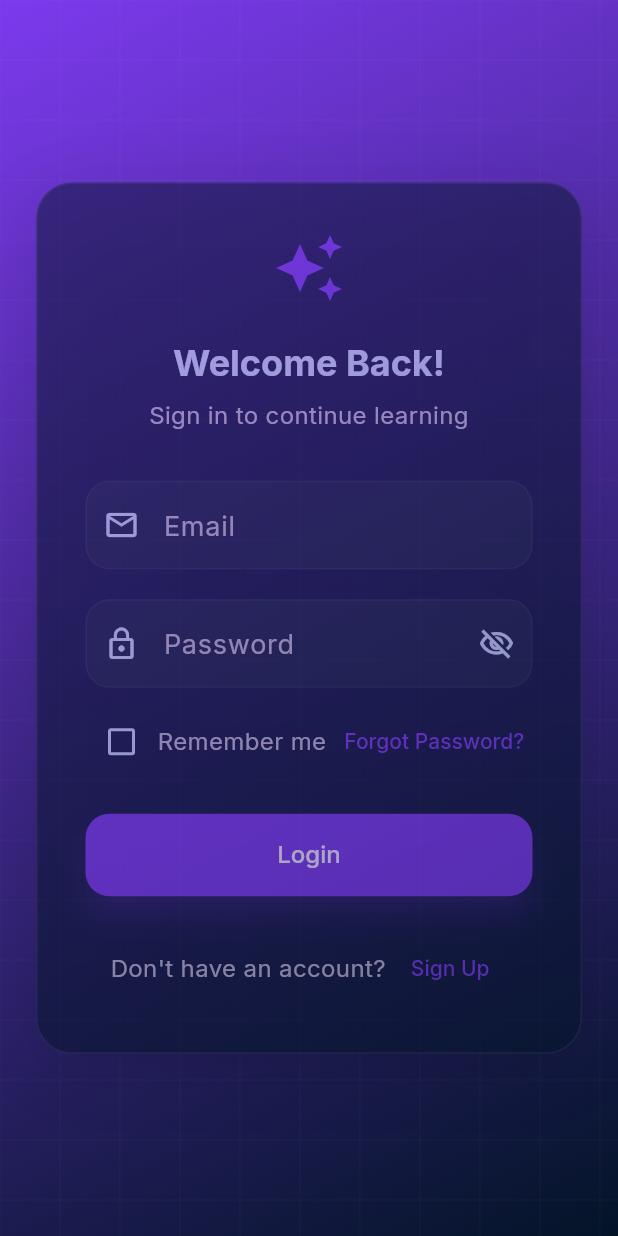
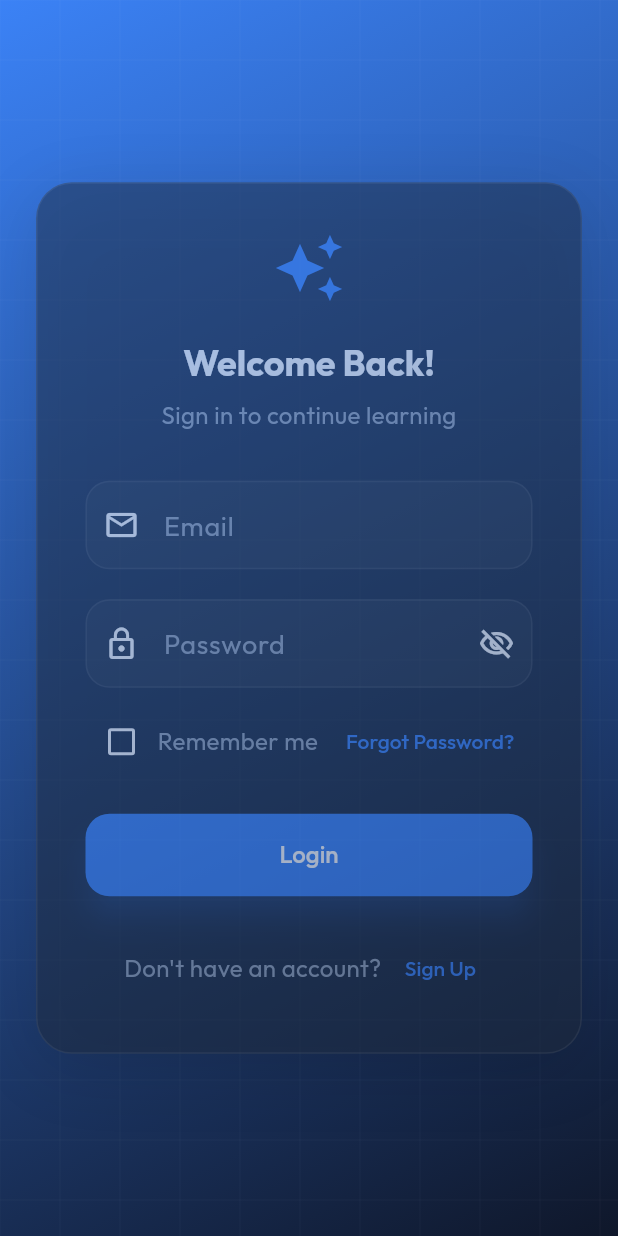
Before and after one commit to noor202401938-netizen/AutoLearn, a Flutter app: the screen it shows after launch, after a tap on "Get Started", after a tap on "Continue", after a tap on "Login", on a phone screen of 412 x 824 dp. Run offline on Flutter 3.47's test engine with Material 3 defaults, Android fonts, the phone set to English and light mode, and no system bars; our stand-ins replace file_picker, fl_chart, flutter_secure_storage, google_fonts, pdf, printing and 2 more; missing offline and left inert: flutter_stripe; network calls fail.

Commit message:
feat: implement app initialization, dynamic theme configuration, and splash screen navigation logic

```diff
--- a/lib/main.dart
+++ b/lib/main.dart
@@ -1,6 +1,7 @@
 // lib/main.dart
 import 'dart:ui';
 import 'package:flutter/material.dart';
+import 'package:google_fonts/google_fonts.dart';
 import 'package:shared_preferences/shared_preferences.dart';
 import 'screens/welcome_screen.dart';
 import 'screens/user_info_screen.dart';
@@ -187,9 +188,9 @@ class _SplashScreenState extends State<SplashScreen> {
             begin: Alignment.topLeft,
             end: Alignment.bottomRight,
             colors: [
-              Color(0xFF4169E1), // Royal Blue
-              Color(0xFF1E3A8A), // Darker Blue
-              Color(0xFF0F172A), // Very Dark Blue
+              Color(0xFF1E293B), // Slate 800
+              Color(0xFF0F172A), // Slate 900
+              Color(0xFF020617), // Slate 950
             ],
           ),
         ),
@@ -214,13 +215,13 @@ class _SplashScreenState extends State<SplashScreen> {
                 child: const Icon(
                   Icons.school_rounded,
                   size: 80,
-                  color: Color(0xFF4169E1),
+                  color: Color(0xFF3B82F6), // Electric Blue
                 ),
               ),
               const SizedBox(height: 30),
               const Text(
                 'AI Tutor',
-                style: TextStyle(
+                style: GoogleFonts.outfit(
                   fontSize: 36,
                   fontWeight: FontWeight.bold,
                   color: Colors.white,
@@ -230,7 +231,7 @@ class _SplashScreenState extends State<SplashScreen> {
               const SizedBox(height: 10),
               Text(
                 'Your Personal Learning Assistant',
-                style: TextStyle(
+                style: GoogleFonts.outfit(
                   fontSize: 16,
                   color: Colors.white.withValues(alpha: 0.9),
                 ),
--- a/lib/theme/app_theme.dart
+++ b/lib/theme/app_theme.dart
@@ -2,30 +2,30 @@ import 'package:flutter/material.dart';
 import 'package:google_fonts/google_fonts.dart';
 
 class AppTheme {
-  // Luminous Professional Color Palette
-  static const Color primary = Color(0xFF1E1B4B); // Deep Indigo
-  static const Color secondary = Color(0xFF7C3AED); // Electric Violet
-  static const Color surface = Color(0xFF031427); // Slate Surface
-  static const Color surfaceBright = Color(0xFF2A3A4F);
-  static const Color surfaceContainerLow = Color(0xFF0B1C30);
-  static const Color surfaceContainer = Color(0xFF102034);
-  static const Color surfaceContainerHigh = Color(0xFF1B2B3F);
+  // Premium Modern Glass Palette (Slate & Electric Blue/Cyan)
+  static const Color primary = Color(0xFF3B82F6); // Electric Blue
+  static const Color secondary = Color(0xFF06B6D4); // Neon Cyan
+  static const Color surface = Color(0xFF1E293B); // Slate 800
+  static const Color surfaceBright = Color(0xFF334155); // Slate 700
+  static const Color surfaceContainerLow = Color(0xFF0F172A); // Slate 900
+  static const Color surfaceContainer = Color(0xFF1E293B);
+  static const Color surfaceContainerHigh = Color(0xFF334155);
 
-  static const Color onSurface = Color(0xFFD3E4FE);
-  static const Color onSurfaceVariant = Color(0xFFC8C5D0);
-  static const Color onPrimary = Color(0xFF2D2A5B);
-  static const Color primaryContainer = Color(0xFF1E1B4B);
+  static const Color onSurface = Color(0xFFF8FAFC); // Slate 50
+  static const Color onSurfaceVariant = Color(0xFF94A3B8); // Slate 400
+  static const Color onPrimary = Colors.white;
+  static const Color primaryContainer = Color(0xFF1E3A8A); // Blue 900
 
-  static const Color background = Color(0xFF031427);
-  static const Color onBackground = Color(0xFFD3E4FE);
+  static const Color background = Color(0xFF0F172A); // Slate 900
+  static const Color onBackground = Color(0xFFF8FAFC);
 
-  static const Color error = Color(0xFFFFB4AB);
-  static const Color success = Color(0xFF34D399); // Bright emerald for success
+  static const Color error = Color(0xFFEF4444); // Red 500
+  static const Color success = Color(0xFF10B981); // Emerald 500
 
   // Glassmorphism Card Style
   static BoxDecoration glassDecoration({double radius = 16}) {
     return BoxDecoration(
-      color: surface.withOpacity(0.08),
+      color: Colors.white.withOpacity(0.03),
       borderRadius: BorderRadius.circular(radius),
       border: Border.all(
         color: Colors.white.withOpacity(0.1),
@@ -33,9 +33,9 @@ class AppTheme {
       ),
       boxShadow: [
         BoxShadow(
-          color: Colors.black.withOpacity(0.2),
-          blurRadius: 20,
-          offset: const Offset(0, 10),
+          color: Colors.black.withOpacity(0.3),
+          blurRadius: 24,
+          offset: const Offset(0, 8),
         )
       ],
     );
@@ -46,8 +46,8 @@ class AppTheme {
       useMaterial3: true,
       brightness: Brightness.dark,
       colorScheme: const ColorScheme.dark(
-        primary: secondary,
-        onPrimary: Colors.white,
+        primary: primary,
+        onPrimary: onPrimary,
         secondary: secondary,
         onSecondary: Colors.white,
         surface: surface,
@@ -57,31 +57,31 @@ class AppTheme {
         error: error,
       ),
       scaffoldBackgroundColor: background,
-      textTheme: GoogleFonts.interTextTheme(
+      textTheme: GoogleFonts.outfitTextTheme(
         ThemeData.dark().textTheme,
       ).copyWith(
-        displayLarge: GoogleFonts.inter(
+        displayLarge: GoogleFonts.outfit(
           fontSize: 48,
           fontWeight: FontWeight.w700,
           letterSpacing: -0.02,
           color: onSurface,
         ),
-        headlineMedium: GoogleFonts.inter(
+        headlineMedium: GoogleFonts.outfit(
           fontSize: 24,
           fontWeight: FontWeight.w600,
           color: onSurface,
         ),
-        bodyLarge: GoogleFonts.inter(
+        bodyLarge: GoogleFonts.outfit(
           fontSize: 18,
           fontWeight: FontWeight.w400,
           color: onSurface,
         ),
-        bodyMedium: GoogleFonts.inter(
+        bodyMedium: GoogleFonts.outfit(
           fontSize: 16,
           fontWeight: FontWeight.w400,
           color: onSurfaceVariant,
         ),
-        labelLarge: GoogleFonts.inter(
+        labelLarge: GoogleFonts.outfit(
           fontSize: 14,
           fontWeight: FontWeight.w500,
           letterSpacing: 0.01,
@@ -90,33 +90,33 @@ class AppTheme {
       ),
       elevatedButtonTheme: ElevatedButtonThemeData(
         style: ElevatedButton.styleFrom(
-          backgroundColor: secondary,
+          backgroundColor: primary,
           foregroundColor: Colors.white,
           shape: RoundedRectangleBorder(
             borderRadius: BorderRadius.circular(16),
           ),
           padding: const EdgeInsets.symmetric(vertical: 16, horizontal: 32),
           elevation: 8,
-          shadowColor: secondary.withOpacity(0.5),
+          shadowColor: primary.withOpacity(0.5),
         ),
       ),
       inputDecorationTheme: InputDecorationTheme(
         filled: true,
-        fillColor: surfaceContainerHigh.withOpacity(0.5),
+        fillColor: surfaceContainerHigh.withOpacity(0.4),
         border: OutlineInputBorder(
           borderRadius: BorderRadius.circular(16),
           borderSide: BorderSide.none,
         ),
         enabledBorder: OutlineInputBorder(
           borderRadius: BorderRadius.circular(16),
-          borderSide: BorderSide(color: Colors.white.withOpacity(0.05)),
+          borderSide: BorderSide(color: Colors.white.withOpacity(0.08)),
         ),
         focusedBorder: OutlineInputBorder(
           borderRadius: BorderRadius.circular(16),
           borderSide: const BorderSide(color: secondary, width: 2),
         ),
-        labelStyle: GoogleFonts.inter(color: onSurfaceVariant),
-        floatingLabelStyle: GoogleFonts.inter(color: secondary, fontWeight: FontWeight.w600),
+        labelStyle: GoogleFonts.outfit(color: onSurfaceVariant),
+        floatingLabelStyle: GoogleFonts.outfit(color: secondary, fontWeight: FontWeight.w600),
         contentPadding: const EdgeInsets.symmetric(horizontal: 20, vertical: 16),
       ),
       cardTheme: CardThemeData(
@@ -124,7 +124,7 @@ class AppTheme {
         elevation: 0,
         shape: RoundedRectangleBorder(
           borderRadius: BorderRadius.circular(16),
-          side: BorderSide(color: Colors.white.withOpacity(0.05)),
+          side: BorderSide(color: Colors.white.withOpacity(0.08)),
         ),
       ),
     );
```
